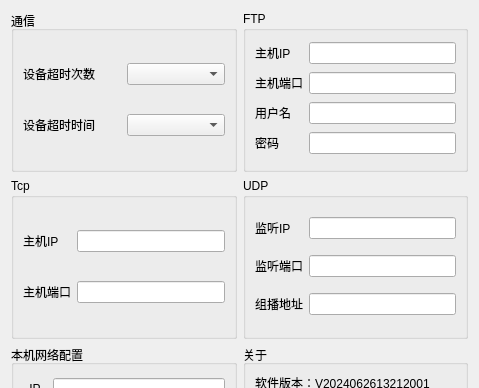
Before: the Qt Designer form frmconfig/frmsystemconfig.ui in MrLiu200/QN-RunningGearHMI, drawn with Qt 5; both pictures show x 0 to 479 and y 0 to 388 of the 479 by 559 pixel window.
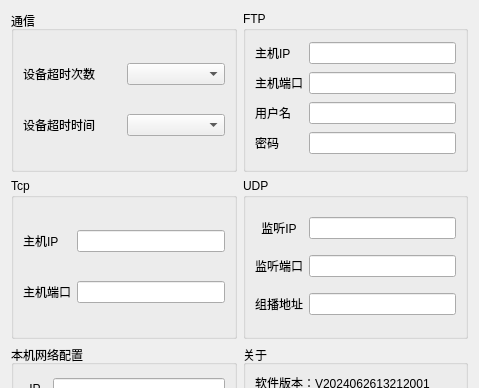
After: the same form once the commit is applied.

What changed in the file:
```diff
--- a/frmconfig/frmsystemconfig.ui
+++ b/frmconfig/frmsystemconfig.ui
@@ -356,6 +356,9 @@
         <property name="text">
          <string>监听IP</string>
         </property>
+        <property name="alignment">
+         <set>Qt::AlignCenter</set>
+        </property>
        </widget>
       </item>
       <item row="0" column="1">
```
